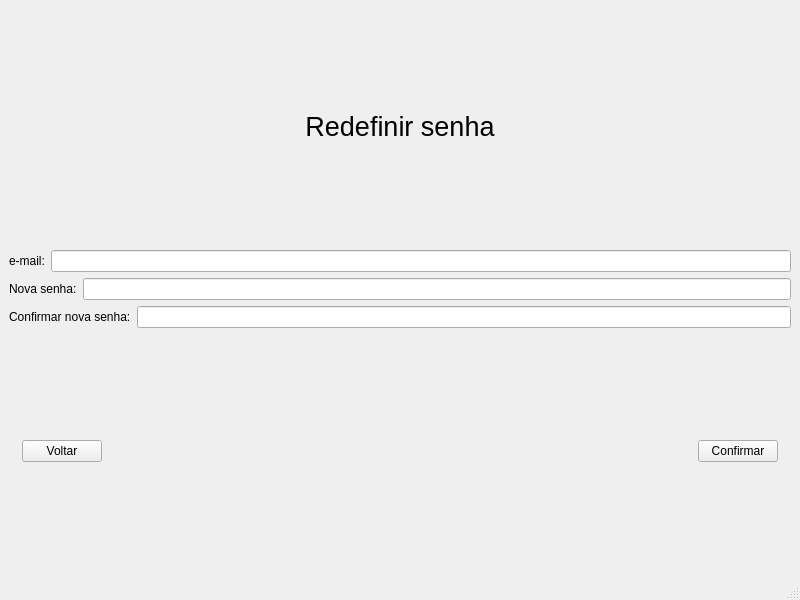
Qt form Cliente/ui/redefinir_senha.ui (Liedsonfsa/Route-Run) before a commit.
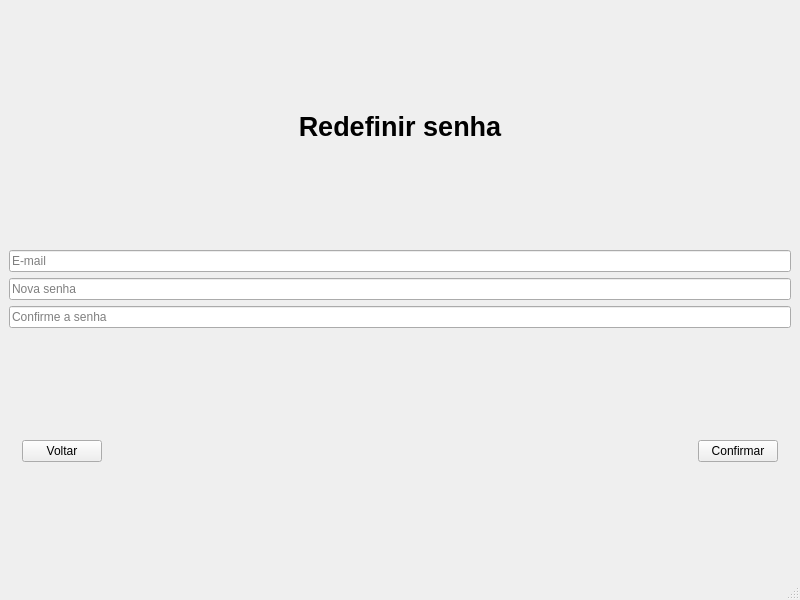
The same form after that commit.

Diff of the .ui file:
```diff
--- a/Cliente/ui/redefinir_senha.ui
+++ b/Cliente/ui/redefinir_senha.ui
@@ -20,6 +20,8 @@
       <property name="font">
        <font>
         <pointsize>20</pointsize>
+        <weight>75</weight>
+        <bold>true</bold>
        </font>
       </property>
       <property name="text">
@@ -33,43 +35,34 @@
     <item>
      <layout class="QHBoxLayout" name="horizontalLayout_5">
       <item>
-       <widget class="QLabel" name="label_8">
-        <property name="text">
-         <string>e-mail:</string>
+       <widget class="QLineEdit" name="lineEditEmail">
+        <property name="placeholderText">
+         <string>E-mail</string>
         </property>
        </widget>
       </item>
-      <item>
-       <widget class="QLineEdit" name="lineEditEmail"/>
-      </item>
      </layout>
     </item>
     <item>
      <layout class="QHBoxLayout" name="horizontalLayout_3">
       <item>
-       <widget class="QLabel" name="label_2">
-        <property name="text">
-         <string>Nova senha:</string>
+       <widget class="QLineEdit" name="lineEditnsenha">
+        <property name="placeholderText">
+         <string>Nova senha</string>
         </property>
        </widget>
       </item>
-      <item>
-       <widget class="QLineEdit" name="lineEditnsenha"/>
-      </item>
      </layout>
     </item>
     <item>
      <layout class="QHBoxLayout" name="horizontalLayout_4">
       <item>
-       <widget class="QLabel" name="label_3">
-        <property name="text">
-         <string>Confirmar nova senha:</string>
+       <widget class="QLineEdit" name="lineEditcnsenha">
+        <property name="placeholderText">
+         <string>Confirme a senha</string>
         </property>
        </widget>
       </item>
-      <item>
-       <widget class="QLineEdit" name="lineEditcnsenha"/>
-      </item>
      </layout>
     </item>
     <item>
```
